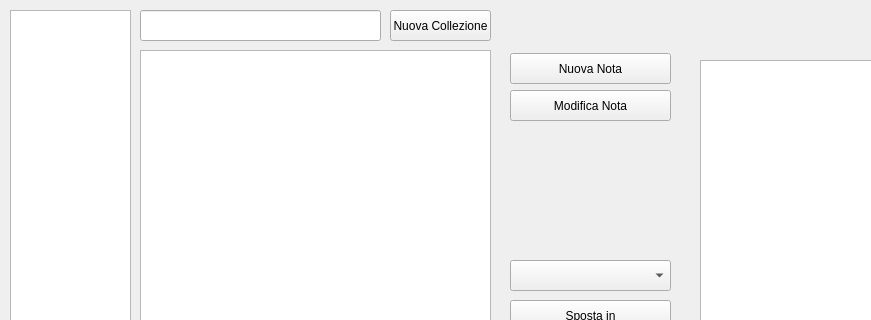
Qt form mainwindow.ui (RiccardoFagiuoli/NoteLab) before a commit; both pictures show x 0 to 871 and y 0 to 320 of the 1055 by 612 pixel window.
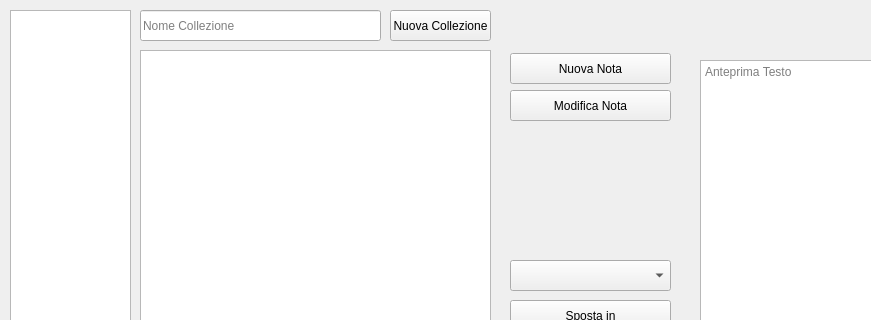
The same form after that commit.

Commit message: Vari problemi risolti tra cui cancellazione di una collezione portava alla perdita delle note contenute nella memoroia

Diff of the .ui file:
```diff
--- a/mainwindow.ui
+++ b/mainwindow.ui
@@ -85,6 +85,9 @@
         <height>31</height>
        </rect>
       </property>
+      <property name="placeholderText">
+       <string>Nome Collezione</string>
+      </property>
      </widget>
      <widget class="QListWidget" name="listaCollezioni">
       <property name="geometry">
@@ -167,6 +170,9 @@
         <height>481</height>
        </rect>
       </property>
+      <property name="placeholderText">
+       <string>Anteprima Testo</string>
+      </property>
      </widget>
      <widget class="QPushButton" name="btnEliminaCollezione">
       <property name="geometry">
```
Left out of the diff: 6 changed lines with no effect on the pictures.
